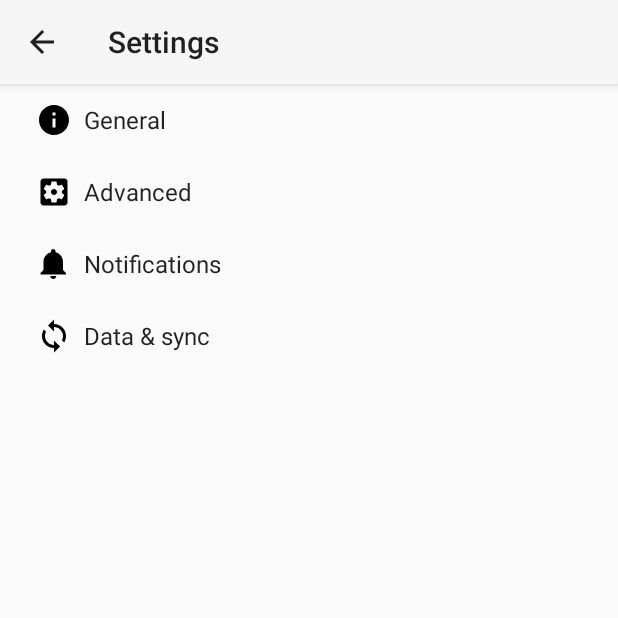
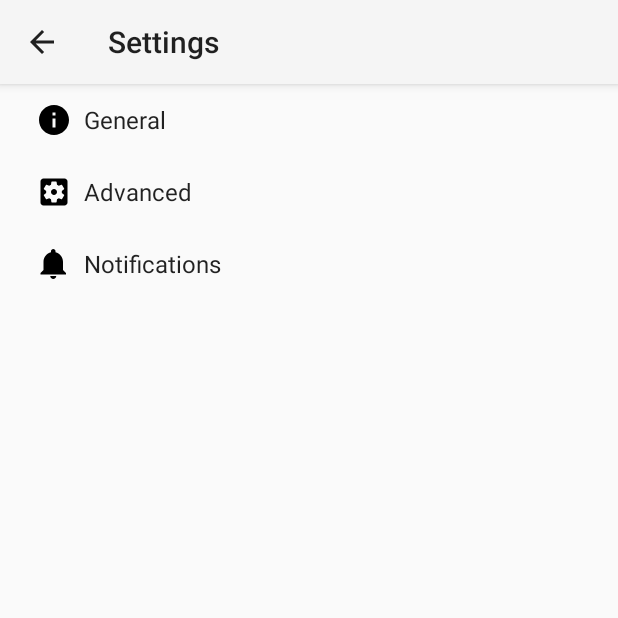
Before and after one commit to RomanKonovalov/orangealarmclient, an Android app: the SettingsActivity screen opened directly, with no data from a screen before it, on a phone screen of 412 x 824 dp, the top half of it. Run offline under Robolectric (Android 15) with nearby library versions, the phone set to English and light mode, and no system bars.

Commit message:
Fix prefs

```diff
--- a/feature/src/main/java/com/romif/securityalarm/androidclient/feature/NotificationListener.java
+++ b/feature/src/main/java/com/romif/securityalarm/androidclient/feature/NotificationListener.java
@@ -25,10 +25,12 @@ public class NotificationListener extends NotificationListenerService {
 
     @Override
     public void onNotificationPosted(StatusBarNotification sbn) {
-        if (!GMAIL_PACKAGE.equals(sbn.getPackageName())) {
+        SharedPreferences sharedPref = PreferenceManager.getDefaultSharedPreferences(this);
+        boolean geozoneEscapeNotification = sharedPref.getBoolean(SettingsConstants.GEOZONE_ESCAPE_NOTIFICATION_PREFERENCE, true);
+
+        if (!geozoneEscapeNotification || !GMAIL_PACKAGE.equals(sbn.getPackageName())) {
             return;
         }
-        SharedPreferences sharedPref = PreferenceManager.getDefaultSharedPreferences(this);
         String notificationName = sharedPref.getString(SettingsConstants.NOTIFICATION_NAME_PREFERENCE, getString(R.string.notification_name));
         Notification notification = sbn.getNotification();
         SpannableString subject = (SpannableString) notification.extras.get(Notification.EXTRA_TEXT);
--- a/feature/src/main/java/com/romif/securityalarm/androidclient/feature/SettingsConstants.java
+++ b/feature/src/main/java/com/romif/securityalarm/androidclient/feature/SettingsConstants.java
@@ -16,4 +16,6 @@ public final class SettingsConstants {
     public static final String GEOZONE_COLOR_PREFERENCE = "geozone_color_preference";
     public static final String GEOZONE_RADIUS_PREFERENCE = "geozone_radius_preference";
     public static final String NOTIFICATION_PATTERN_PREFERENCE = "notification_pattern_preference";
+
+    public static final String GEOZONE_ESCAPE_NOTIFICATION_PREFERENCE = "geozone_escape_notification_preference";
 }
--- a/feature/src/main/res/drawable/ic_sync_black_24dp.xml
+++ /dev/null
@@ -1,9 +0,0 @@
-<vector xmlns:android="http://schemas.android.com/apk/res/android"
-    android:width="24dp"
-    android:height="24dp"
-    android:viewportWidth="24.0"
-    android:viewportHeight="24.0">
-    <path
-        android:fillColor="#FF000000"
-        android:pathData="M12 4V1L8 5l4 4V6c3.31 0 6 2.69 6 6 0 1.01,-.25 1.97,-.7 2.8l1.46 1.46C19.54 15.03 20 13.57 20 12c0,-4.42,-3.58,-8,-8,-8zm0 14c-3.31 0,-6,-2.69,-6,-6 0,-1.01.25,-1.97.7,-2.8L5.24 7.74C4.46 8.97 4 10.43 4 12c0 4.42 3.58 8 8 8v3l4,-4,-4,-4v3z" />
-</vector>
--- a/feature/src/main/res/layout/activity_content.xml
+++ b/feature/src/main/res/layout/activity_content.xml
@@ -29,7 +29,6 @@
             android:layout_height="wrap_content">
 
             <ToggleButton
-                android:id="@+id/toggleButton"
                 android:layout_width="wrap_content"
                 android:layout_height="wrap_content"
                 android:layout_alignParentEnd="true"
--- a/feature/src/main/res/layout/fragment_sign_in.xml
+++ b/feature/src/main/res/layout/fragment_sign_in.xml
@@ -49,7 +49,6 @@
         android:layout_width="match_parent"
         android:layout_height="wrap_content"
         android:gravity="center_horizontal"
-        android:id="@+id/linearLayout"
         android:layout_below="@+id/passwordTextInputLayout"
         android:layout_alignParentLeft="true"
         android:layout_alignParentStart="true">
--- a/feature/src/main/res/layout/fragment_splash.xml
+++ b/feature/src/main/res/layout/fragment_splash.xml
@@ -11,13 +11,11 @@
         android:layout_width="wrap_content"
         android:layout_height="wrap_content"
         android:text="@string/welcome_message"
-        android:id="@+id/textView"
         android:layout_gravity="center_horizontal"/>
 
     <ProgressBar
         android:layout_width="wrap_content"
         android:layout_height="wrap_content"
-        android:id="@+id/progressBar"
         android:indeterminate="true"
         android:layout_gravity="center_horizontal"/>
 </LinearLayout>
--- a/feature/src/main/res/values/dimens.xml
+++ b/feature/src/main/res/values/dimens.xml
@@ -2,7 +2,4 @@
     <!-- Default screen margins, per the Android Design guidelines. -->
     <dimen name="activity_horizontal_margin">16dp</dimen>
     <dimen name="activity_vertical_margin">16dp</dimen>
-    <dimen name="app_bar_height">180dp</dimen>
-    <dimen name="fab_margin">16dp</dimen>
-    <dimen name="content_button_width">150dp</dimen>
 </resources>
--- a/feature/src/main/res/values/ic_launcher_background.xml
+++ b/feature/src/main/res/values/ic_launcher_background.xml
@@ -1,4 +1,2 @@
 <?xml version="1.0" encoding="utf-8"?>
-<resources>
-    <color name="ic_launcher_background">#FFA500</color>
-</resources>
+<resources></resources>
--- a/feature/src/main/res/values/strings.xml
+++ b/feature/src/main/res/values/strings.xml
@@ -1,15 +1,8 @@
 <?xml version="1.0" encoding="utf-8"?>
 <resources>
     <string name="app_name">Orange client alarm</string>
-    <string name="title_activity_content">ContentActivity</string>
-    <string name="title_activity_change_cred">ChangeCredActivity</string>
     <string name="welcome_message">Welcome to Orange client alarm!</string>
-    <string name="invalid_creds_toast_msg">Credentials are invalid</string>
-    <string name="invalid_username_error_msg">invalid username</string>
     <string name="sign_out_button_text">Sign Out</string>
-    <string name="change_creds_button_text">change creds</string>
-    <string name="creds_updated_msg">Credentials updated outside Smart Lock.</string>
-    <string name="creds_save_button_text">Save</string>
     <string name="clear_button_text">Clear</string>
     <string name="sign_in_button_text">Sign In</string>
     <string name="password_hint">Password</string>
@@ -22,20 +15,9 @@
     <string name="alarm_notification_text_pause_exception">Failed to pause: %s. You can try again manually. Click notification.</string>
     <string name="alarm_notification_text_resume_exception">Failed to resume: %s. You can try again manually. Click notification.</string>
 
-    <string name="action_share">Share</string>
-    <string name="action_reply">Reply</string>
-    <string name="status">Status</string>
-    <string name="your_status">You logged in as: %s.</string>
     <string name="credentials_invalid">Credentials are invalid. Username or password are incorrect.</string>
     <string name="channel_name">SecurityAlarm channel</string>
     <string name="channel_description">SecurityAlarm channel</string>
-    <string name="title_paired_devices">Paired Devices</string>
-    <string name="title_other_devices">Other Available Devices</string>
-    <string name="button_scan">Scan for devices</string>
-    <string name="none_paired">No devices found</string>
-    <string name="scanning">scanning for devices...</string>
-    <string name="select_device">select a device to connect</string>
-    <string name="none_found">No devices found</string>
     <string name="Unit">Unit</string>
     <string name="email">Email</string>
     <string name="device">Device</string>
@@ -49,75 +31,16 @@
     <!-- Example General settings -->
     <string name="pref_header_general">General</string>
 
-    <string name="pref_title_social_recommendations">Enable social recommendations</string>
-    <string name="pref_description_social_recommendations">Recommendations for people to contact
-        based on your message history
-    </string>
-
-    <string name="pref_title_display_name">Display name</string>
-    <string name="pref_default_display_name">John Smith</string>
-
-    <string name="pref_title_add_friends_to_messages">Add friends to messages</string>
-    <string-array name="pref_example_list_titles">
-        <item>Always</item>
-        <item>When possible</item>
-        <item>Never</item>
-    </string-array>
-    <string-array name="pref_example_list_values">
-        <item>1</item>
-        <item>0</item>
-        <item>-1</item>
-    </string-array>
-
     <!-- Example settings for Data & Sync -->
-    <string name="pref_header_data_sync">Data &amp; sync</string>
-
-    <string name="pref_title_sync_frequency">Sync frequency</string>
-    <string-array name="pref_sync_frequency_titles">
-        <item>15 minutes</item>
-        <item>30 minutes</item>
-        <item>1 hour</item>
-        <item>3 hours</item>
-        <item>6 hours</item>
-        <item>Never</item>
-    </string-array>
-    <string-array name="pref_sync_frequency_values">
-        <item>15</item>
-        <item>30</item>
-        <item>60</item>
-        <item>180</item>
-        <item>360</item>
-        <item>-1</item>
-    </string-array>
-
-    <string-array name="list_preference_entries">
-        <item>Entry 1</item>
-        <item>Entry 2</item>
-        <item>Entry 3</item>
-    </string-array>
-
-    <string-array name="list_preference_entry_values">
-        <item>1</item>
-        <item>2</item>
-        <item>3</item>
-    </string-array>
-
-    <string-array name="multi_select_list_preference_default_value" />
-
-    <string name="pref_title_system_sync_settings">System sync settings</string>
 
     <!-- Example settings for Notifications -->
     <string name="pref_header_notifications">Notifications</string>
-
-    <string name="pref_title_new_message_notifications">New message notifications</string>
 
     <string name="pref_title_ringtone">Ringtone</string>
     <string name="pref_ringtone_silent">Silent</string>
 
     <string name="pref_title_vibrate">Vibrate</string>
     <string name="settings_title">Settings</string>
-    <string name="pref_unit_recommendations">Select unit</string>
-    <string name="pref_device_recommendations">Select device</string>
     <string name="wialon_host_title">Orange host</string>
     <string name="pref_title_enable_bt_auto_switching">Bluetooth alarm switching</string>
     <string name="pref_description_enable_bt_auto_switching">Activate/deactivate alarm on connecting/disconnecting to selected device</string>
@@ -133,4 +56,6 @@
     <string name="cancel">Cancel</string>
     <string name="geozone_color_title">Geozone color</string>
     <string name="geozone_color_summary">Change geozone color</string>
+    <string name="pref_title_geozone_escape_notification">Geozone escape notification</string>
+    <string name="pref_title_notification_listener_settings">Notification listener settings</string>
 </resources>
--- a/feature/src/main/res/xml/pref_data_sync.xml
+++ /dev/null
@@ -1,21 +0,0 @@
-<PreferenceScreen xmlns:android="http://schemas.android.com/apk/res/android">
-
-    <!-- NOTE: Hide buttons to simplify the UI. Users can touch outside the dialog to
-         dismiss it. -->
-    <!-- NOTE: ListPreference's summary should be set to its value by the activity code. -->
-    <ListPreference
-        android:defaultValue="180"
-        android:entries="@array/pref_sync_frequency_titles"
-        android:entryValues="@array/pref_sync_frequency_values"
-        android:key="sync_frequency"
-        android:negativeButtonText="@null"
-        android:positiveButtonText="@null"
-        android:title="@string/pref_title_sync_frequency" />
-
-    <!-- This preference simply launches an intent when selected. Use this UI sparingly, per
-         design guidelines. -->
-    <Preference android:title="@string/pref_title_system_sync_settings">
-        <intent android:action="android.settings.SYNC_SETTINGS" />
-    </Preference>
-
-</PreferenceScreen>
--- a/feature/src/main/res/xml/pref_general.xml
+++ b/feature/src/main/res/xml/pref_general.xml
@@ -1,24 +1,18 @@
 <PreferenceScreen xmlns:android="http://schemas.android.com/apk/res/android">
 
     <ListPreference
-        android:entries="@array/pref_example_list_titles"
-        android:entryValues="@array/pref_example_list_values"
         android:key="devicePreference"
         android:negativeButtonText="@null"
         android:positiveButtonText="@null"
         android:title="@string/device" />
 
     <ListPreference
-        android:entries="@array/pref_example_list_titles"
-        android:entryValues="@array/pref_example_list_values"
         android:key="unitPreference"
         android:negativeButtonText="@null"
         android:positiveButtonText="@null"
         android:title="@string/Unit" />
 
     <ListPreference
-        android:entries="@array/pref_example_list_titles"
-        android:entryValues="@array/pref_example_list_values"
         android:key="emailPreference"
         android:negativeButtonText="@null"
         android:positiveButtonText="@null"
--- a/feature/src/main/res/xml/pref_headers.xml
+++ b/feature/src/main/res/xml/pref_headers.xml
@@ -17,9 +17,4 @@
         android:icon="@drawable/ic_notifications_black_24dp"
         android:title="@string/pref_header_notifications" />
 
-    <header
-        android:fragment="com.romif.securityalarm.androidclient.feature.activities.SettingsActivity$DataSyncPreferenceFragment"
-        android:icon="@drawable/ic_sync_black_24dp"
-        android:title="@string/pref_header_data_sync" />
-
 </preference-headers>
--- a/feature/src/main/res/xml/pref_notification.xml
+++ b/feature/src/main/res/xml/pref_notification.xml
@@ -4,15 +4,15 @@
          when checked/unchecked. -->
     <SwitchPreference
         android:defaultValue="true"
-        android:key="notifications_new_message"
-        android:title="@string/pref_title_new_message_notifications" />
+        android:key="geozone_escape_notification_preference"
+        android:title="@string/pref_title_geozone_escape_notification" />
 
     <!-- Allows the user to choose a ringtone in the 'notification' category. -->
     <!-- NOTE: This preference will be enabled only when the checkbox above is checked. -->
     <!-- NOTE: RingtonePreference's summary should be set to its value by the activity code. -->
     <RingtonePreference
         android:defaultValue="content://settings/system/notification_sound"
-        android:dependency="notifications_new_message"
+        android:dependency="geozone_escape_notification_preference"
         android:key="notifications_new_message_ringtone"
         android:ringtoneType="notification"
         android:title="@string/pref_title_ringtone" />
@@ -20,8 +20,13 @@
     <!-- NOTE: This preference will be enabled only when the checkbox above is checked. -->
     <SwitchPreference
         android:defaultValue="true"
-        android:dependency="notifications_new_message"
+        android:dependency="geozone_escape_notification_preference"
         android:key="notifications_new_message_vibrate"
         android:title="@string/pref_title_vibrate" />
 
+    <Preference android:dependency="geozone_escape_notification_preference"
+        android:title="@string/pref_title_notification_listener_settings">
+        <intent android:action="android.settings.ACTION_NOTIFICATION_LISTENER_SETTINGS" />
+    </Preference>
+
 </PreferenceScreen>
```
Also changed, not shown: feature/src/main/java/com/romif/securityalarm/androidclient/feature/activities/PrefsFragment.java (deleted, +0 -13 lines), feature/src/main/java/com/romif/securityalarm/androidclient/feature/activities/SettingsActivity.java (+3 -31 lines), feature/src/main/res/drawable/ic_launcher_background.xml (deleted, +0 -74 lines), feature/src/main/res/drawable/ic_launcher_foreground.xml (deleted, +0 -21 lines), feature/src/main/res/layout/layout_spinner_item.xml (deleted, +0 -7 lines), feature/src/main/res/xml/pref.xml (deleted, +0 -14 lines), feature/src/main/res/drawable/ic_launcher_animated.gif (deleted).
